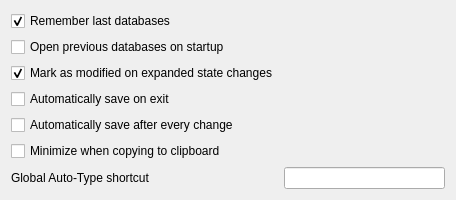
Qt form src/gui/SettingsWidgetGeneral.ui (keepassxreboot/keepassxc) before a commit.
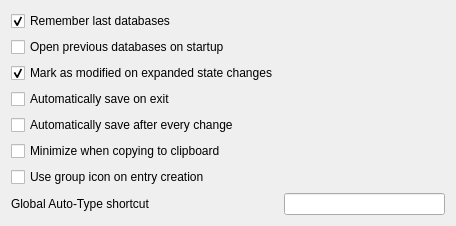
The same form after that commit. Custom widgets are drawn as their Qt base class.

Commit message:
Add option in settings for using group icons for newly created entries.
Closes #174

```diff
--- a/src/gui/SettingsWidgetGeneral.ui
+++ b/src/gui/SettingsWidgetGeneral.ui
@@ -45,14 +45,14 @@
      </property>
     </widget>
    </item>
-   <item row="6" column="0">
+   <item row="7" column="0">
     <widget class="QLabel" name="autoTypeShortcutLabel">
      <property name="text">
       <string>Global Auto-Type shortcut</string>
      </property>
     </widget>
    </item>
-   <item row="6" column="1">
+   <item row="7" column="1">
     <widget class="ShortcutWidget" name="autoTypeShortcutWidget"/>
    </item>
    <item row="1" column="0">
@@ -69,6 +69,13 @@
      </property>
     </widget>
    </item>
+   <item row="6" column="0">
+    <widget class="QCheckBox" name="useGroupIconOnEntryCreationCheckBox">
+     <property name="text">
+      <string>Use group icon on entry creation</string>
+     </property>
+    </widget>
+   </item>
   </layout>
  </widget>
  <customwidgets>
```
The commit also changes 3 other files.
